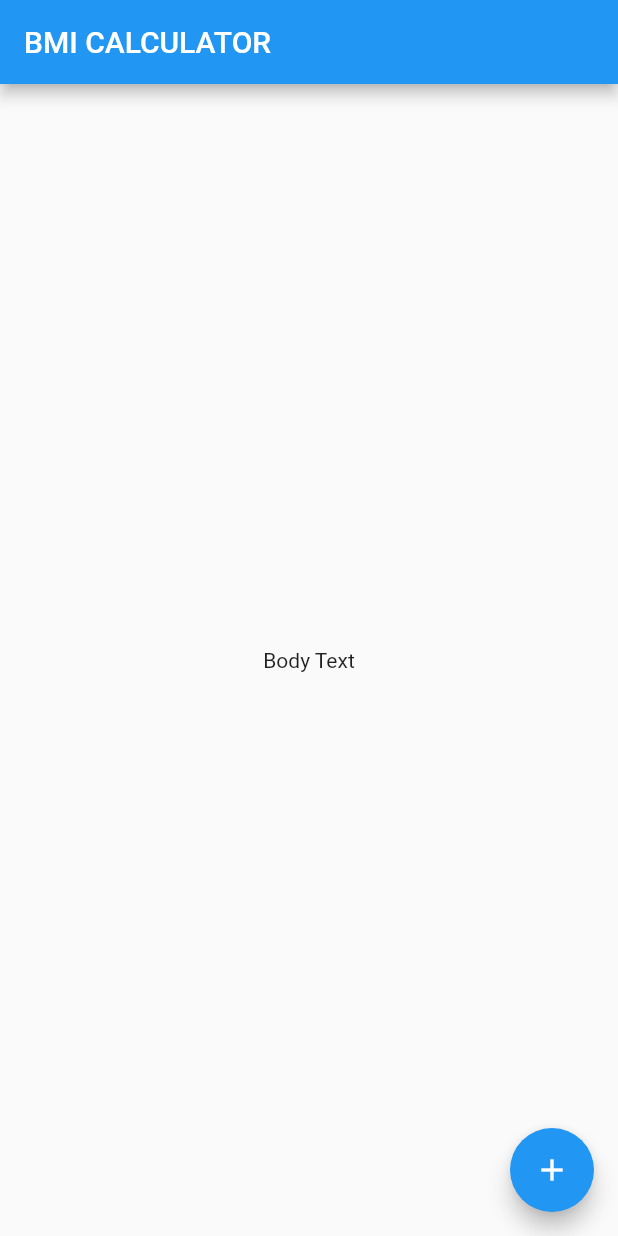
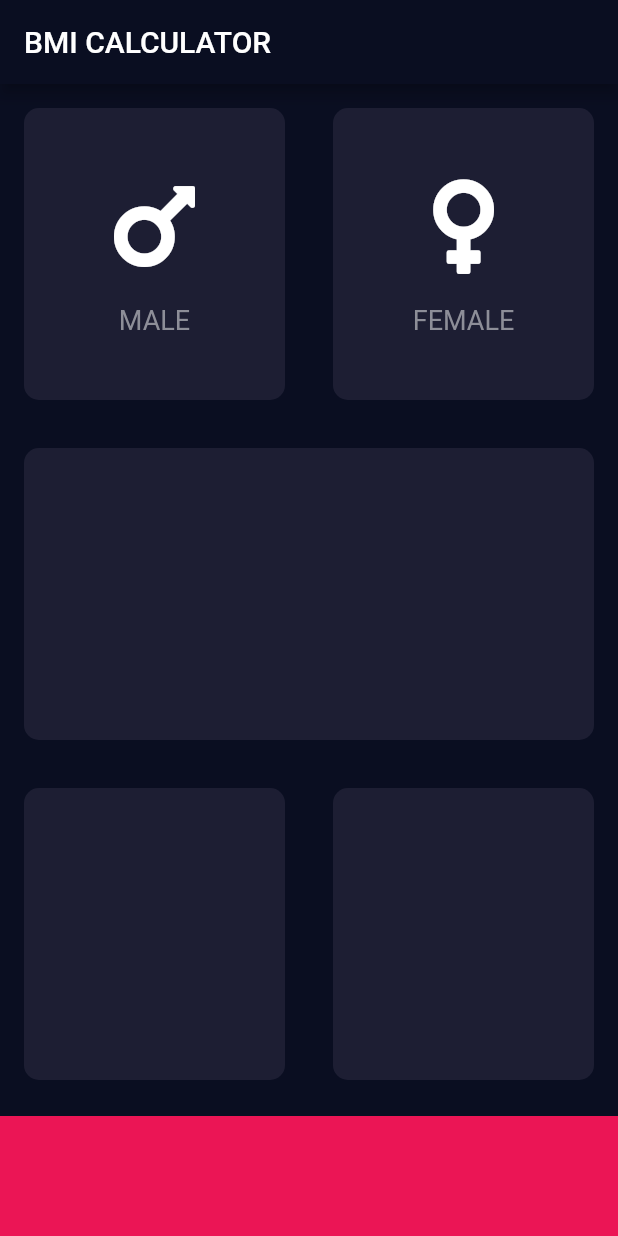
Before and after one commit to deraesw/BMICalculatorFlutter, a Flutter app: the screen it shows after launch, on a phone screen of 412 x 824 dp. Run offline on Flutter 3.47's test engine with Material 2 defaults, Android fonts, the phone set to English and light mode, and no system bars; our stand-ins replace font_awesome_flutter.

Commit message:
Create main layout of the app

```diff
--- /dev/null
+++ b/lib/input_page.dart
@@ -0,0 +1,81 @@
+import 'package:flutter/material.dart';
+
+import 'package:font_awesome_flutter/font_awesome_flutter.dart';
+
+import 'card_container_widget.dart';
+import 'gender_widget.dart';
+
+const actionButtonHeight = 80.0;
+const containerBackgroundColor = Color(0xFF1D1E33);
+const actionButtonColor = Color(0xFFEB1555);
+
+class InputPage extends StatefulWidget {
+  @override
+  _InputPageState createState() => _InputPageState();
+}
+
+class _InputPageState extends State<InputPage> {
+  @override
+  Widget build(BuildContext context) {
+    return Scaffold(
+      appBar: AppBar(
+        title: Text('BMI CALCULATOR'),
+      ),
+      body: Column(
+        children: <Widget>[
+          Expanded(
+            child: Row(
+              children: <Widget>[
+                Expanded(
+                  child: CardContainerWidget(
+                    color: containerBackgroundColor,
+                    child: GenderWidget(
+                      text: 'MALE',
+                      icon: FontAwesomeIcons.mars,
+                    ),
+                  ),
+                ),
+                Expanded(
+                  child: CardContainerWidget(
+                    color: containerBackgroundColor,
+                    child: GenderWidget(
+                      text: 'FEMALE',
+                      icon: FontAwesomeIcons.venus,
+                    ),
+                  ),
+                )
+              ],
+            ),
+          ),
+          Expanded(
+            child: CardContainerWidget(
+              color: containerBackgroundColor,
+            ),
+          ),
+          Expanded(
+            child: Row(
+              children: <Widget>[
+                Expanded(
+                  child: CardContainerWidget(
+                    color: containerBackgroundColor,
+                  ),
+                ),
+                Expanded(
+                  child: CardContainerWidget(
+                    color: containerBackgroundColor,
+                  ),
+                )
+              ],
+            ),
+          ),
+          Container(
+            margin: EdgeInsets.only(top: 8.0),
+            height: actionButtonHeight,
+            width: double.infinity,
+            color: actionButtonColor,
+          )
+        ],
+      ),
+    );
+  }
+}
--- a/lib/main.dart
+++ b/lib/main.dart
@@ -1,4 +1,6 @@
 import 'package:flutter/material.dart';
+
+import 'input_page.dart';
 
 void main() => runApp(BMICalculator());
 
@@ -6,29 +8,11 @@ class BMICalculator extends StatelessWidget {
   @override
   Widget build(BuildContext context) {
     return MaterialApp(
+      theme: ThemeData.dark().copyWith (
+        primaryColor: Color(0xFF0A0E21),
+        scaffoldBackgroundColor: Color(0xFF0A0E21),
+      ),
       home: InputPage(),
     );
   }
 }
-
-class InputPage extends StatefulWidget {
-  @override
-  _InputPageState createState() => _InputPageState();
-}
-
-class _InputPageState extends State<InputPage> {
-  @override
-  Widget build(BuildContext context) {
-    return Scaffold(
-      appBar: AppBar(
-        title: Text('BMI CALCULATOR'),
-      ),
-      body: Center(
-        child: Text('Body Text'),
-      ),
-      floatingActionButton: FloatingActionButton(
-        child: Icon(Icons.add),
-      ),
-    );
-  }
-}
```
